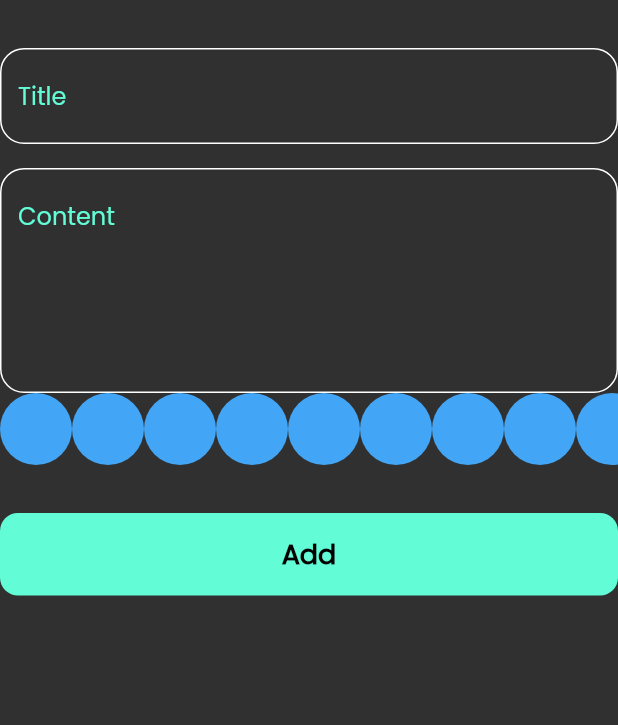
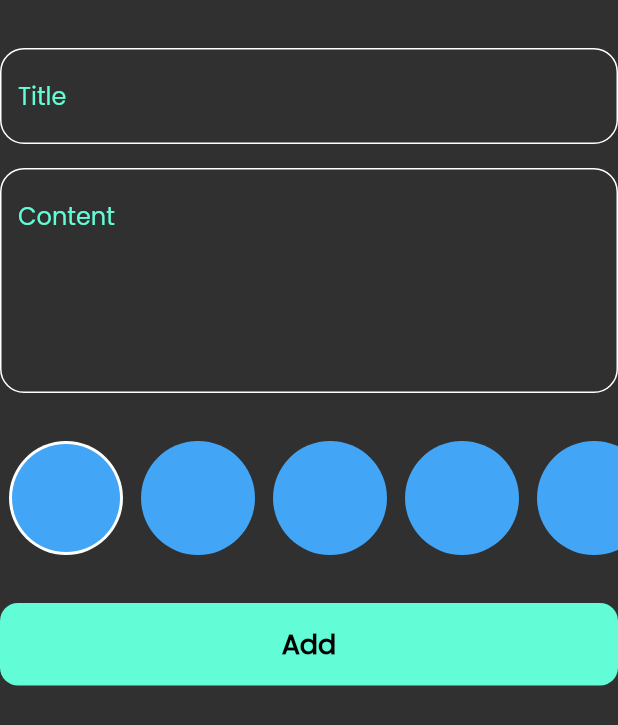
Before and after one commit to HazemHamdy7/note_app_hive, a Flutter app: the AddNoteForm widget shown alone on an empty page, opened directly, on a phone screen of 412 x 824 dp. Shown: the top 725 px of the screen. Run offline on Flutter 3.47's test engine with Material 2 defaults, Android fonts, the phone set to English and light mode, and no system bars; our stand-ins replace bloc, flutter_bloc, font_awesome_flutter, hive, hive_flutter; accounts and stored records are empty.

Commit message:
colors list view part 2

```diff
--- a/lib/Screens/colors/color_list_view.dart
+++ b/lib/Screens/colors/color_list_view.dart
@@ -1,28 +1,69 @@
 import 'package:flutter/material.dart';
 
 class ColorItem extends StatelessWidget {
-  const ColorItem({super.key});
+  const ColorItem({super.key, required this.isActive, required this.color});
+  final bool isActive;
+  final Color color;
 
   @override
   Widget build(BuildContext context) {
-    return CircleAvatar(
-      radius: 24,
-      backgroundColor: Colors.blue[400],
-    );
+    return isActive
+        ? CircleAvatar(
+            radius: 38,
+            backgroundColor: Colors.white,
+            child: CircleAvatar(
+              radius: 36,
+              backgroundColor: Colors.blue[400],
+            ),
+          )
+        : CircleAvatar(
+            radius: 38,
+            backgroundColor: Colors.blue[400],
+          );
   }
 }
 
-class ColorsListView extends StatelessWidget {
-  const ColorsListView({super.key});
+class ColorsListView extends StatefulWidget {
+  const ColorsListView({
+    Key? key,
+  }) : super(key: key);
+
+  @override
+  State<ColorsListView> createState() => _ColorsListViewState();
+}
+
+class _ColorsListViewState extends State<ColorsListView> {
+  int currentIndex = 0;
+
+  List<Color> kColors = const [
+    Color(0xffAC3931),
+    Color(0xffE5D352),
+    Color(0xffD9E76C),
+    Color(0xff537D8D),
+    Color(0xff482C3D),
+  ];
 
   @override
   Widget build(BuildContext context) {
     return SizedBox(
-      height: 24 * 2,
+      height: 38 * 2,
       child: ListView.builder(
+        itemCount: kColors.length,
         scrollDirection: Axis.horizontal,
-        itemCount: 10,
-        itemBuilder: (context, index) => const ColorItem(),
+        itemBuilder: (context, index) => Padding(
+          padding: const EdgeInsets.symmetric(horizontal: 6),
+          child: GestureDetector(
+            onTap: () {
+              setState(() {
+                currentIndex = index;
+              });
+            },
+            child: ColorItem(
+              color: kColors[index],
+              isActive: currentIndex == index,
+            ),
+          ),
+        ),
       ),
     );
   }
--- a/lib/Screens/homePage/widgets/add_note_form.dart
+++ b/lib/Screens/homePage/widgets/add_note_form.dart
@@ -42,6 +42,7 @@ class _AddNoteFormState extends State<AddNoteForm> {
               },
               hint: 'Content',
               maxLines: 5),
+          const SizedBox(height: 32),
           const ColorsListView(),
           const SizedBox(height: 32),
           BlocBuilder<AddNotesCubit, AddNotesState>(
--- a/lib/core/constant.dart
+++ b/lib/core/constant.dart
@@ -2,3 +2,10 @@ import 'package:flutter/material.dart';
 
 const kPrimaryColor = Color(0xff62FCD7);
 const kNotesBox = 'notes_box';
+List<Color> kColors = const [
+  Color(0xffAC3931),
+  Color(0xffE5D352),
+  Color(0xffD9E76C),
+  Color(0xff537D8D),
+  Color(0xff482C3D),
+];
```
